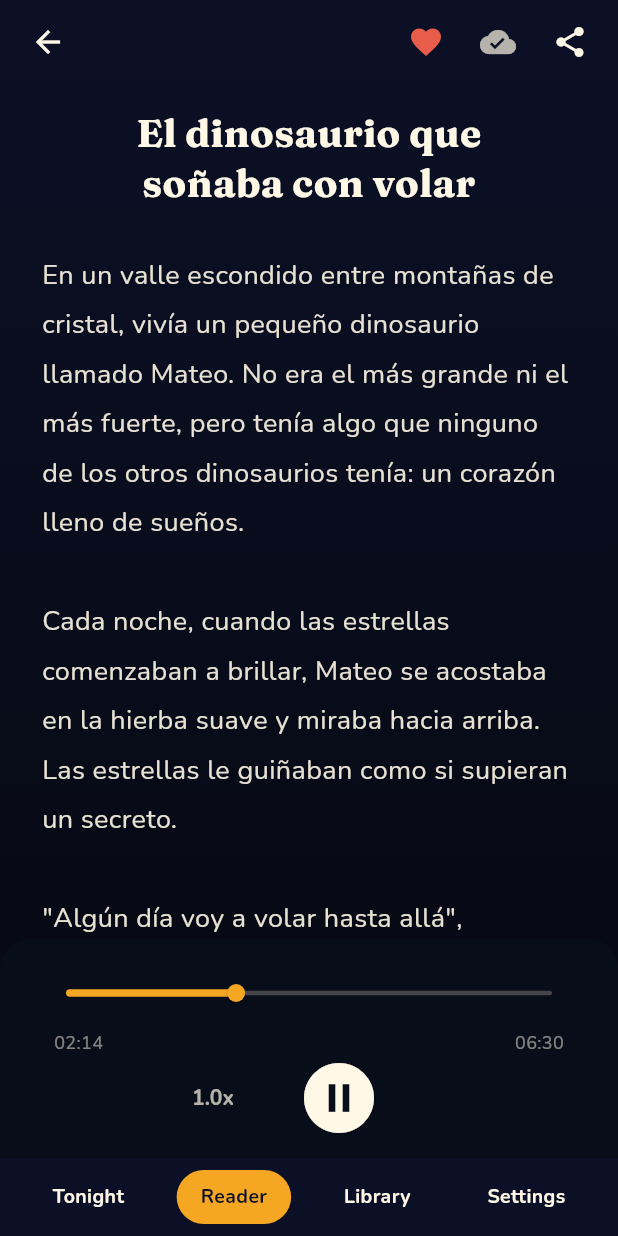
After one commit to renkasiyas/cuentitos-app, a Flutter app: the _ScreenshotGallery screen opened directly, after a tap on "Reader", on a phone screen of 412 x 824 dp. The commit adds this screen. Run offline on Flutter 3.47's test engine with Material 3 defaults, Android fonts, the phone set to English and light mode, and no system bars; our stand-ins replace connectivity_plus, dio, drift, firebase_core, firebase_messaging, flutter_riverpod and 9 more; accounts and stored records are empty; generated files the repository leaves out were written again; network calls fail.

Commit message:
fix: Spanish accent fixes — día, dragón, soñaba
subscription_screen: "al dia" → "al día"
profile_editor_screen: "dragon" → "dragón"
main_screenshots: "sonaba" → "soñaba"

```diff
--- a/lib/features/settings/profile_editor_screen.dart
+++ b/lib/features/settings/profile_editor_screen.dart
@@ -229,7 +229,7 @@ class _ProfileEditorScreenState extends ConsumerState<ProfileEditorScreen> {
                 controller: _animalController,
                 decoration: const InputDecoration(
                   labelText: 'Animal favorito',
-                  hintText: 'Perro, gato, dragon...',
+                  hintText: 'Perro, gato, dragón...',
                 ),
               ),
               const SizedBox(height: 16),
--- a/lib/features/settings/subscription_screen.dart
+++ b/lib/features/settings/subscription_screen.dart
@@ -65,7 +65,7 @@ class SubscriptionScreen extends ConsumerWidget {
                 Text(
                   tier == 'premium'
                       ? 'Audio de alta calidad + sin anuncios'
-                      : 'Un cuento al dia',
+                      : 'Un cuento al día',
                   style: TextStyle(fontSize: 13, color: AppColors.cream.withAlpha(128)),
                 ),
               ],
--- /dev/null
+++ b/lib/main_screenshots.dart
@@ -0,0 +1,578 @@
+/// Temporary entrypoint for capturing App Store screenshots with mock data.
+/// Run with: flutter run -t lib/main_screenshots.dart
+/// Delete after capturing screenshots.
+import 'package:flutter/material.dart';
+import 'package:flutter_riverpod/flutter_riverpod.dart';
+import 'package:google_fonts/google_fonts.dart';
+import 'theme/app_theme.dart';
+import 'theme/reader_theme.dart';
+import 'features/reader/tts_stripper.dart';
+
+void main() {
+  WidgetsFlutterBinding.ensureInitialized();
+  runApp(const ProviderScope(child: _ScreenshotApp()));
+}
+
+class _ScreenshotApp extends StatelessWidget {
+  const _ScreenshotApp();
+
+  @override
+  Widget build(BuildContext context) {
+    return MaterialApp(
+      title: 'Cuentitos Screenshots',
+      theme: AppTheme.dark,
+      debugShowCheckedModeBanner: false,
+      home: const _ScreenshotGallery(),
+    );
+  }
+}
+
+// Navigate between mock screens for screenshots
+class _ScreenshotGallery extends StatefulWidget {
+  const _ScreenshotGallery();
+
+  @override
+  State<_ScreenshotGallery> createState() => _ScreenshotGalleryState();
+}
+
+class _ScreenshotGalleryState extends State<_ScreenshotGallery> {
+  // Change this number and hot-restart to switch screens: 0=Tonight, 1=Reader, 2=Library, 3=Settings
+  int _currentScreen = 0;
+
+  final _screens = const <Widget>[
+    _MockTonightScreen(),
+    _MockReaderScreen(),
+    _MockLibraryScreen(),
+    _MockSettingsScreen(),
+  ];
+
+  final _labels = [
+    'Tonight',
+    'Reader',
+    'Library',
+    'Settings',
+  ];
+
+  @override
+  Widget build(BuildContext context) {
+    return Scaffold(
+      body: _screens[_currentScreen],
+      bottomNavigationBar: Container(
+        color: AppColors.skyDeep,
+        padding: const EdgeInsets.symmetric(vertical: 8),
+        child: Row(
+          mainAxisAlignment: MainAxisAlignment.spaceEvenly,
+          children: List.generate(_screens.length, (i) {
+            final selected = i == _currentScreen;
+            return GestureDetector(
+              onTap: () => setState(() => _currentScreen = i),
+              child: Container(
+                padding: const EdgeInsets.symmetric(horizontal: 16, vertical: 8),
+                decoration: BoxDecoration(
+                  color: selected ? AppColors.gold : Colors.transparent,
+                  borderRadius: BorderRadius.circular(999),
+                ),
+                child: Text(
+                  _labels[i],
+                  style: GoogleFonts.nunito(
+                    color: selected ? AppColors.skyDeep : AppColors.cream,
+                    fontWeight: FontWeight.w700,
+                    fontSize: 13,
+                  ),
+                ),
+              ),
+            );
+          }),
+        ),
+      ),
+    );
+  }
+}
+
+// ─── Mock Tonight Screen ────────────────────────────────────────
+
+class _MockTonightScreen extends StatelessWidget {
+  const _MockTonightScreen();
+
+  @override
+  Widget build(BuildContext context) {
+    return Scaffold(
+      body: Stack(
+        children: [
+          // Night sky gradient
+          Container(
+            decoration: const BoxDecoration(
+              gradient: LinearGradient(
+                begin: Alignment.topCenter,
+                end: Alignment.bottomCenter,
+                colors: [Color(0xFF060810), AppColors.skyDeep, Color(0xFF0D1229)],
+              ),
+            ),
+          ),
+          SafeArea(
+            child: Padding(
+              padding: const EdgeInsets.symmetric(horizontal: 24),
+              child: Column(
+                crossAxisAlignment: CrossAxisAlignment.start,
+                children: [
+                  const SizedBox(height: 16),
+                  Text('Esta noche', style: GoogleFonts.fraunces(fontSize: 28, fontWeight: FontWeight.w700, color: AppColors.cream)),
+                  const SizedBox(height: 24),
+                  // Story hero card
+                  Container(
+                    width: double.infinity,
+                    padding: const EdgeInsets.all(24),
+                    decoration: BoxDecoration(
+                      gradient: ReaderTheme.backgroundGradient,
+                      borderRadius: BorderRadius.circular(20),
+                      border: Border.all(color: AppColors.gold.withAlpha(31)),
+                      boxShadow: [BoxShadow(color: AppColors.gold.withAlpha(15), blurRadius: 40)],
+                    ),
+                    child: Column(
+                      crossAxisAlignment: CrossAxisAlignment.start,
+                      children: [
+                        // Theme tags
+                        Wrap(
+                          spacing: 6,
+                          children: ['dinosaurios', 'aventura'].map((tag) => Container(
+                            padding: const EdgeInsets.symmetric(horizontal: 10, vertical: 4),
+                            decoration: BoxDecoration(
+                              color: AppColors.goldDim,
+                              borderRadius: BorderRadius.circular(999),
+                            ),
+                            child: Text(tag, style: GoogleFonts.nunito(fontSize: 11, fontWeight: FontWeight.w600, color: AppColors.goldLight)),
+                          )).toList(),
+                        ),
+                        const SizedBox(height: 16),
+                        Text(
+                          'El dinosaurio que soñaba con volar',
+                          style: GoogleFonts.fraunces(fontSize: 22, fontWeight: FontWeight.w700, color: AppColors.cream, height: 1.2),
+                        ),
+                        const SizedBox(height: 12),
+                        Text(
+                          'En un valle escondido entre montañas de cristal, vivía un pequeño dinosaurio llamado Mateo. Cada noche, miraba las estrellas y soñaba con tocar las nubes...',
+                          style: GoogleFonts.nunito(fontSize: 14, color: AppColors.cream.withAlpha(179), height: 1.6),
+                          maxLines: 4,
+                          overflow: TextOverflow.ellipsis,
+                        ),
+                      ],
+                    ),
+                  ),
+                  const SizedBox(height: 20),
+                  // Buttons
+                  SizedBox(
+                    width: double.infinity,
+                    child: Container(
+                      padding: const EdgeInsets.symmetric(vertical: 16),
+                      decoration: BoxDecoration(
+                        gradient: AppGradients.goldButton,
+                        borderRadius: BorderRadius.circular(999),
+                        boxShadow: [BoxShadow(color: AppColors.gold.withAlpha(77), blurRadius: 24, offset: const Offset(0, 4))],
+                      ),
+                      child: Center(child: Text('Leer cuento', style: GoogleFonts.nunito(fontSize: 18, fontWeight: FontWeight.w800, color: AppColors.skyDeep))),
+                    ),
+                  ),
+                  const SizedBox(height: 12),
+                  SizedBox(
+                    width: double.infinity,
+                    child: Container(
+                      padding: const EdgeInsets.symmetric(vertical: 14),
+                      decoration: BoxDecoration(
+                        borderRadius: BorderRadius.circular(999),
+                        border: Border.all(color: AppColors.cream.withAlpha(64), width: 2),
+                      ),
+                      child: Row(
+                        mainAxisAlignment: MainAxisAlignment.center,
+                        children: [
+                          Icon(Icons.headphones_rounded, color: AppColors.cream.withAlpha(204), size: 20),
+                          const SizedBox(width: 8),
+                          Text('Escuchar cuento', style: GoogleFonts.nunito(fontSize: 16, fontWeight: FontWeight.w700, color: AppColors.cream)),
+                        ],
+                      ),
+                    ),
+                  ),
+                  const SizedBox(height: 16),
+                  Row(
+                    mainAxisAlignment: MainAxisAlignment.center,
+                    children: [
+                      Icon(Icons.cloud_done_rounded, color: AppColors.sage, size: 18),
+                      const SizedBox(width: 8),
+                      Text('Descargado', style: GoogleFonts.nunito(color: AppColors.sage, fontSize: 14, fontWeight: FontWeight.w600)),
+                    ],
+                  ),
+                ],
+              ),
+            ),
+          ),
+        ],
+      ),
+      bottomNavigationBar: BottomNavigationBar(
+        currentIndex: 0,
+        items: const [
+          BottomNavigationBarItem(icon: Icon(Icons.nights_stay), label: 'Esta noche'),
+          BottomNavigationBarItem(icon: Icon(Icons.library_books), label: 'Biblioteca'),
+          BottomNavigationBarItem(icon: Icon(Icons.settings), label: 'Ajustes'),
+        ],
+      ),
+    );
+  }
+}
+
+// ─── Mock Reader Screen ─────────────────────────────────────────
+
+class _MockReaderScreen extends StatelessWidget {
+  const _MockReaderScreen();
+
+  @override
+  Widget build(BuildContext context) {
+    return Scaffold(
+      body: Container(
+        decoration: const BoxDecoration(gradient: ReaderTheme.backgroundGradient),
+        child: SafeArea(
+          bottom: false,
+          child: Column(
+            children: [
+              // Top bar
+              Padding(
+                padding: const EdgeInsets.symmetric(horizontal: 8, vertical: 4),
+                child: Row(
+                  children: [
+                    IconButton(icon: Icon(Icons.arrow_back, color: AppColors.cream), onPressed: () {}),
+                    const Spacer(),
+                    IconButton(icon: Icon(Icons.favorite, color: AppColors.terracotta), onPressed: () {}),
+                    IconButton(icon: Icon(Icons.cloud_done, color: AppColors.cream.withAlpha(179)), onPressed: () {}),
+                    IconButton(icon: Icon(Icons.share_rounded, color: AppColors.cream), onPressed: () {}),
+                  ],
+                ),
+              ),
+              // Story content
+              Expanded(
+                child: SingleChildScrollView(
+                  padding: const EdgeInsets.symmetric(horizontal: 28, vertical: 16),
+                  child: Column(
+                    crossAxisAlignment: CrossAxisAlignment.start,
+                    children: [
+                      Center(
+                        child: Text(
+                          'El dinosaurio que\nsoñaba con volar',
+                          style: ReaderTheme.titleStyle,
+                          textAlign: TextAlign.center,
+                        ),
+                      ),
+                      const SizedBox(height: 28),
+                      Text(
+                        'En un valle escondido entre montañas de cristal, vivía un pequeño dinosaurio llamado Mateo. No era el más grande ni el más fuerte, pero tenía algo que ninguno de los otros dinosaurios tenía: un corazón lleno de sueños.\n\nCada noche, cuando las estrellas comenzaban a brillar, Mateo se acostaba en la hierba suave y miraba hacia arriba. Las estrellas le guiñaban como si supieran un secreto.\n\n"Algún día voy a volar hasta allá", susurraba Mateo, mientras sus ojitos se iban cerrando lentamente.\n\nUna noche, algo mágico sucedió. Una estrella dorada bajó del cielo y se posó suavemente en su nariz.',
+                        style: ReaderTheme.bodyStyle,
+                      ),
+                      const SizedBox(height: 100),
+                    ],
+                  ),
+                ),
+              ),
+              // Audio player bar
+              Container(
+                padding: const EdgeInsets.symmetric(horizontal: 20, vertical: 12),
+                decoration: BoxDecoration(
+                  color: ReaderTheme.playerBackground,
+                  borderRadius: const BorderRadius.vertical(top: Radius.circular(20)),
+                ),
+                child: SafeArea(
+                  top: false,
+                  child: Column(
+                    mainAxisSize: MainAxisSize.min,
+                    children: [
+                      // Scrubber
+                      SliderTheme(
+                        data: SliderThemeData(
+                          activeTrackColor: AppColors.gold,
+                          inactiveTrackColor: AppColors.cream.withAlpha(61),
+                          thumbColor: AppColors.gold,
+                          thumbShape: const RoundSliderThumbShape(enabledThumbRadius: 6),
+                          trackHeight: 3,
+                        ),
+                        child: Slider(value: 0.35, onChanged: (_) {}),
+                      ),
+                      Padding(
+                        padding: const EdgeInsets.symmetric(horizontal: 16),
+                        child: Row(
+                          mainAxisAlignment: MainAxisAlignment.spaceBetween,
+                          children: [
+                            Text('02:14', style: TextStyle(color: AppColors.cream.withAlpha(128), fontSize: 12)),
+                            Text('06:30', style: TextStyle(color: AppColors.cream.withAlpha(128), fontSize: 12)),
+                          ],
+                        ),
+                      ),
+                      Row(
+                        mainAxisAlignment: MainAxisAlignment.center,
+                        children: [
+                          TextButton(
+                            onPressed: () {},
+                            child: Text('1.0x', style: TextStyle(color: AppColors.cream.withAlpha(179), fontSize: 14)),
+                          ),
+                          const SizedBox(width: 24),
+                          Icon(Icons.pause_circle_filled, color: AppColors.cream, size: 56),
+                          const SizedBox(width: 48),
+                        ],
+                      ),
+                    ],
+                  ),
+                ),
+              ),
+            ],
+          ),
+        ),
+      ),
+    );
+  }
+}
+
+// ─── Mock Library Screen ────────────────────────────────────────
+
+class _S {
+  final String title, date, tags;
+  final bool fav;
+  const _S(this.title, this.date, this.tags, this.fav);
+}
+
+class _MockLibraryScreen extends StatelessWidget {
+  const _MockLibraryScreen();
+
+  static final _stories = [
+    _S('El dinosaurio que soñaba con volar', '2 abr', 'dinosaurios, aventura', true),
+    _S('La princesa del mar de estrellas', '1 abr', 'princesas, mar', false),
+    _S('El robot que aprendió a reír', '31 mar', 'robots, humor', true),
+    _S('Viaje a la luna de caramelo', '30 mar', 'espacio, dulces', false),
+    _S('El gatito explorador', '29 mar', 'gatos, naturaleza', false),
+  ];
+
+  @override
+  Widget build(BuildContext context) {
+    return Scaffold(
+      body: Stack(
+        children: [
+          Container(
+            decoration: const BoxDecoration(
+              gradient: LinearGradient(
+                begin: Alignment.topCenter,
+                end: Alignment.bottomCenter,
+                colors: [Color(0xFF060810), AppColors.skyDeep],
+                stops: [0.0, 0.3],
+              ),
+            ),
+          ),
+          SafeArea(
+            child: Column(
+              crossAxisAlignment: CrossAxisAlignment.start,
+              children: [
+                Padding(
+                  padding: const EdgeInsets.fromLTRB(24, 16, 24, 12),
+                  child: Text('Biblioteca', style: GoogleFonts.fraunces(fontSize: 28, fontWeight: FontWeight.w700, color: AppColors.cream)),
+                ),
+                // Search bar
+                Padding(
+                  padding: const EdgeInsets.symmetric(horizontal: 24),
+                  child: Container(
+                    padding: const EdgeInsets.symmetric(horizontal: 16, vertical: 12),
+                    decoration: BoxDecoration(
+                      color: AppColors.nightBlue,
+                      borderRadius: BorderRadius.circular(12),
+                      border: Border.all(color: AppColors.cream.withAlpha(38)),
+                    ),
+                    child: Row(
+                      children: [
+                        Icon(Icons.search, color: AppColors.cream.withAlpha(102), size: 20),
+                        const SizedBox(width: 8),
+                        Text('Buscar cuentos...', style: GoogleFonts.nunito(color: AppColors.cream.withAlpha(102), fontSize: 15)),
+                      ],
+                    ),
+                  ),
+                ),
+                const SizedBox(height: 12),
+                // Filter chips
+                Padding(
+                  padding: const EdgeInsets.symmetric(horizontal: 24),
+                  child: Row(
+                    children: [
+                      _chip('Playlists', false),
+                      const SizedBox(width: 8),
+                      _chip('Favoritos', true),
+                    ],
+                  ),
+                ),
+                const SizedBox(height: 12),
+                // Story list
+                Expanded(
+                  child: ListView.builder(
+                    padding: const EdgeInsets.symmetric(horizontal: 24),
+                    itemCount: _stories.length,
+                    itemBuilder: (context, index) {
+                      final s = _stories[index];
+                      return Container(
+                        margin: const EdgeInsets.only(bottom: 12),
+                        padding: const EdgeInsets.all(16),
+                        decoration: BoxDecoration(
+                          color: AppColors.nightBlue,
+                          borderRadius: BorderRadius.circular(16),
+                          border: Border.all(color: AppColors.gold.withAlpha(20)),
+                        ),
+                        child: Column(
+                          crossAxisAlignment: CrossAxisAlignment.start,
+                          children: [
+                            Row(
+                              children: [
+                                Expanded(child: Text(s.title, style: GoogleFonts.fraunces(fontSize: 16, fontWeight: FontWeight.w600, color: AppColors.cream))),
+                                if (s.fav) Icon(Icons.favorite, color: AppColors.terracotta, size: 18),
+                                const SizedBox(width: 4),
+                                Icon(Icons.cloud_done, color: AppColors.sage, size: 16),
+                              ],
+                            ),
+                            const SizedBox(height: 6),
+                            Text(s.date, style: GoogleFonts.nunito(color: AppColors.cream.withAlpha(102), fontSize: 12)),
+                            const SizedBox(height: 8),
+                            Wrap(
+                              spacing: 6,
+                              children: s.tags.split(', ').map((t) => Container(
+                                padding: const EdgeInsets.symmetric(horizontal: 8, vertical: 3),
+                                decoration: BoxDecoration(color: AppColors.goldDim, borderRadius: BorderRadius.circular(999)),
+                                child: Text(t, style: GoogleFonts.nunito(fontSize: 11, fontWeight: FontWeight.w600, color: AppColors.goldLight)),
+                              )).toList(),
+                            ),
+                          ],
+                        ),
+                      );
+                    },
+                  ),
+                ),
+              ],
+            ),
+          ),
+        ],
+      ),
+      bottomNavigationBar: BottomNavigationBar(
+        currentIndex: 1,
+        items: const [
+          BottomNavigationBarItem(icon: Icon(Icons.nights_stay), label: 'Esta noche'),
+          BottomNavigationBarItem(icon: Icon(Icons.library_books), label: 'Biblioteca'),
+          BottomNavigationBarItem(icon: Icon(Icons.settings), label: 'Ajustes'),
+        ],
+      ),
+    );
+  }
+
+  static Widget _chip(String label, bool selected) {
+    return Container(
+      padding: const EdgeInsets.symmetric(horizontal: 14, vertical: 8),
+      decoration: BoxDecoration(
+        color: selected ? AppColors.goldDim : Colors.transparent,
+        borderRadius: BorderRadius.circular(999),
+        border: Border.all(color: selected ? AppColors.gold.withAlpha(128) : AppColors.cream.withAlpha(38)),
+      ),
+      child: Text(label, style: GoogleFonts.nunito(fontSize: 13, fontWeight: FontWeight.w600, color: selected ? AppColors.gold : AppColors.cream.withAlpha(153))),
+    );
+  }
+}
+
+// ─── Mock Settings Screen ───────────────────────────────────────
+
+class _MockSettingsScreen extends StatelessWidget {
+  const _MockSettingsScreen();
+
+  @override
+  Widget build(BuildContext context) {
+    return Scaffold(
+      body: Stack(
+        children: [
+          Container(decoration: const BoxDecoration(gradient: LinearGradient(begin: Alignment.topCenter, end: Alignment.bottomCenter, colors: [Color(0xFF060810), AppColors.skyDeep], stops: [0.0, 0.3]))),
+          SafeArea(
+            child: SingleChildScrollView(
+              padding: const EdgeInsets.symmetric(horizontal: 24),
+              child: Column(
+                crossAxisAlignment: CrossAxisAlignment.start,
+                children: [
+                  const SizedBox(height: 16),
+                  Text('Ajustes', style: GoogleFonts.fraunces(fontSize: 28, fontWeight: FontWeight.w700, color: AppColors.cream)),
+                  const SizedBox(height: 24),
+                  // Profile
+                  Container(
+                    padding: const EdgeInsets.all(16),
+                    decoration: BoxDecoration(color: AppColors.nightBlue, borderRadius: BorderRadius.circular(16), border: Border.all(color: AppColors.gold.withAlpha(31))),
+                    child: Row(
+                      children: [
+                        Container(
+                          width: 48, height: 48,
+                          decoration: BoxDecoration(gradient: AppGradients.goldButton, borderRadius: BorderRadius.circular(999)),
+                          child: Center(child: Text('M', style: GoogleFonts.fraunces(fontSize: 22, fontWeight: FontWeight.w700, color: AppColors.skyDeep))),
+                        ),
+                        const SizedBox(width: 16),
+                        Column(
+                          crossAxisAlignment: CrossAxisAlignment.start,
+                          children: [
+                            Text('Mateo', style: GoogleFonts.nunito(fontSize: 18, fontWeight: FontWeight.w700, color: AppColors.cream)),
+                            Text('Dinosaurios, azul', style: GoogleFonts.nunito(fontSize: 13, color: AppColors.cream.withAlpha(128))),
+                          ],
+                        ),
+                        const Spacer(),
+                        Icon(Icons.chevron_right, color: AppColors.cream.withAlpha(102)),
+                      ],
+                    ),
+                  ),
+                  const SizedBox(height: 24),
+                  _sectionHeader('Suscripción'),
+                  _settingsTile(Icons.card_membership, 'Plan Premium', '\$149 MXN/mes'),
+                  const SizedBox(height: 16),
+                  _sectionHeader('Entrega'),
+                  _settingsTile(Icons.schedule, 'Hora de entrega', '8:00 PM'),
+                  const SizedBox(height: 16),
+                  _sectionHeader('Almacenamiento'),
+                  _settingsTile(Icons.storage, '12 cuentos descargados', '24.3 MB'),
+                  const SizedBox(height: 16),
+                  _sectionHeader('Acerca de'),
+                  _settingsTile(Icons.info_outline, 'Versión', '1.0.0'),
+                  _settingsTile(Icons.privacy_tip_outlined, 'Aviso de privacidad', ''),
+                ],
+              ),
+            ),
+          ),
+        ],
+      ),
+      bottomNavigationBar: BottomNavigationBar(
+        currentIndex: 2,
+        items: const [
+          BottomNavigationBarItem(icon: Icon(Icons.nights_stay), label: 'Esta noche'),
+          BottomNavigationBarItem(icon: Icon(Icons.library_books), label: 'Biblioteca'),
+          BottomNavigationBarItem(icon: Icon(Icons.settings), label: 'Ajustes'),
+        ],
+      ),
+    );
+  }
+
+  static Widget _sectionHeader(String title) {
+    return Padding(
+      padding: const EdgeInsets.only(bottom: 8),
+      child: Column(
+        crossAxisAlignment: CrossAxisAlignment.start,
+        children: [
+          Text(title.toUpperCase(), style: GoogleFonts.fraunces(fontSize: 12, fontWeight: FontWeight.w600, color: AppColors.cream.withAlpha(102), letterSpacing: 1)),
+          const SizedBox(height: 4),
+          Container(height: 1, width: 40, decoration: BoxDecoration(gradient: AppGradients.goldButton, borderRadius: BorderRadius.circular(1))),
+        ],
+      ),
+    );
+  }
+
+  static Widget _settingsTile(IconData icon, String title, String subtitle) {
+    return Padding(
+      padding: const EdgeInsets.only(bottom: 4),
+      child: ListTile(
+        contentPadding: EdgeInsets.zero,
+        leading: Container(
+          width: 36, height: 36,
+          decoration: BoxDecoration(color: AppColors.goldDim, borderRadius: BorderRadius.circular(10)),
+          child: Icon(icon, color: AppColors.gold, size: 20),
+        ),
+        title: Text(title, style: GoogleFonts.nunito(fontSize: 15, fontWeight: FontWeight.w600, color: AppColors.cream)),
+        trailing: subtitle.isNotEmpty ? Text(subtitle, style: GoogleFonts.nunito(fontSize: 13, color: AppColors.cream.withAlpha(128))) : null,
+      ),
+    );
+  }
+}
```
